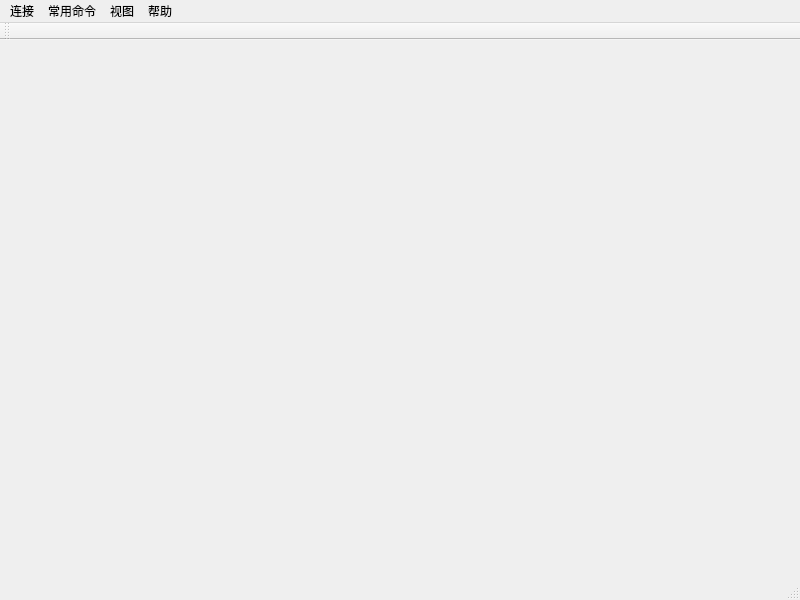
First picture: the form in mainwindow.ui, repository BAT6188/kedacom-android-tool, before the edit.
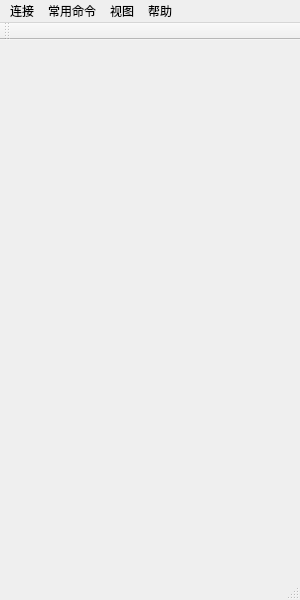
Second picture: the form after the edit. Icons and pictures are not drawn.

```diff
--- a/mainwindow.ui
+++ b/mainwindow.ui
@@ -6,13 +6,13 @@
    <rect>
     <x>0</x>
     <y>0</y>
-    <width>800</width>
+    <width>300</width>
     <height>600</height>
    </rect>
   </property>
   <property name="minimumSize">
    <size>
-    <width>600</width>
+    <width>300</width>
     <height>300</height>
    </size>
   </property>
@@ -33,7 +33,7 @@
     <rect>
      <x>0</x>
      <y>0</y>
-     <width>800</width>
+     <width>300</width>
      <height>23</height>
     </rect>
    </property>
```
Left out of the diff: 6 changed lines with no effect on the pictures.
